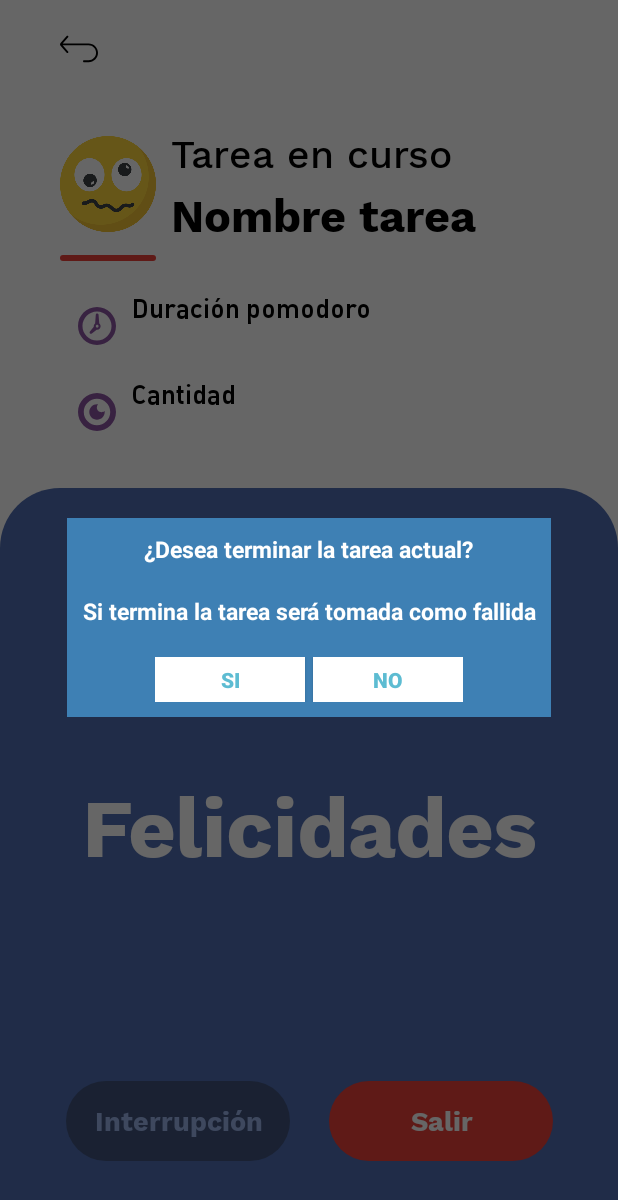
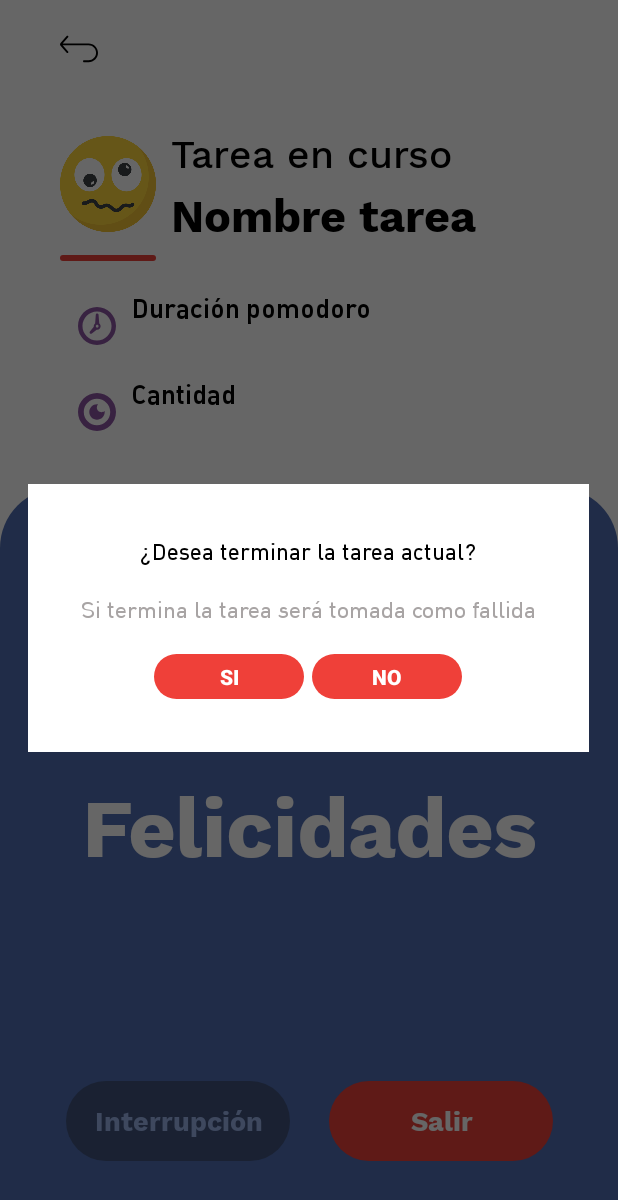
Before and after one commit to RicardoM99160/Balance, an Android app: the OngoingTask screen opened directly, with no data from a screen before it, after a tap on "Salir", on a phone screen of 412 x 824 dp. Shown: the top 1200 px of the screen. Run offline under Robolectric (Android 15) with nearby library versions, the phone set to English and light mode, and no system bars; 14 statements that could not run were skipped.

Commit message:
Interrupciones agregadas

```diff
--- a/Balance/app/src/main/java/com/domos/balance/MainActivity.java
+++ b/Balance/app/src/main/java/com/domos/balance/MainActivity.java
@@ -189,6 +189,9 @@ public class MainActivity extends AppCompatActivity {
         Button yes_btn = (Button) confirmation.findViewById(R.id.cdBtnYes);
         Button no_btn = (Button) confirmation.findViewById(R.id.cdBtnNo);
 
+        EditText cdEdtInterrupcion = (EditText) confirmation.findViewById(R.id.cdEdtInterrupcion);
+        cdEdtInterrupcion.setVisibility(View.GONE);
+
         switch(action){
             case "iniciar":
                 txtTitle.setText(R.string.cdHomepageStartTaskTitle);
--- a/Balance/app/src/main/res/layout/custom_yes_no_dialog.xml
+++ b/Balance/app/src/main/res/layout/custom_yes_no_dialog.xml
@@ -2,11 +2,11 @@
 <LinearLayout xmlns:android="http://schemas.android.com/apk/res/android"
     xmlns:tools="http://schemas.android.com/tools"
     tools:context=".CustomYesNoDialog"
-    android:layout_width="fill_parent"
+    android:layout_width="wrap_content"
     android:layout_height="wrap_content"
-    android:background="#3E80B4"
+    android:background="@color/white"
     android:orientation="vertical"
-    android:layout_margin="10dp"
+    android:padding="25dp"
     >
 
     <TextView
@@ -16,9 +16,9 @@
         android:layout_gravity="center"
         android:layout_margin="10dp"
         android:text="@string/cdHomepageStartTaskTitle"
-        android:textColor="@android:color/white"
+        android:textColor="@android:color/black"
         android:textSize="15dp"
-        android:textStyle="bold" />
+        android:fontFamily="@font/fuente_1_bold"/>
 
 
     <TextView
@@ -28,16 +28,26 @@
         android:layout_gravity="center"
         android:layout_margin="10dp"
         android:text="@string/cdHomepageStartTaskTitle"
-        android:textColor="@android:color/white"
+        android:textColor="@color/txt_gray"
         android:textSize="15dp"
-        android:textStyle="bold"
+        android:fontFamily="@font/fuente_1"
         android:gravity="center"/>
+
+    <EditText
+        android:id="@+id/cdEdtInterrupcion"
+        android:layout_width="wrap_content"
+        android:layout_height="wrap_content"
+        android:ems="10"
+        android:gravity="start|top"
+        android:inputType="textMultiLine"
+        android:hint="Digita tu interrupción"
+        android:textColorHint="@color/txt_gray"
+        android:textColor="@color/black"/>
 
     <LinearLayout
         android:layout_width="wrap_content"
         android:layout_height="wrap_content"
         android:layout_gravity="center"
-        android:background="#3E80B4"
         android:orientation="horizontal"
         android:layout_marginVertical="10dp">
 
@@ -45,10 +55,11 @@
             android:id="@+id/cdBtnYes"
             android:layout_width="100dp"
             android:layout_height="30dp"
-            android:background="@android:color/white"
+            android:background="@drawable/custom_button"
+            android:backgroundTint="@color/button_red"
             android:clickable="true"
             android:text="@string/cdHomepageConfirmar"
-            android:textColor="#5DBCD2"
+            android:textColor="@color/white"
             android:textStyle="bold"
             android:textAllCaps="true"/>
 
@@ -57,10 +68,11 @@
             android:layout_width="100dp"
             android:layout_height="30dp"
             android:layout_marginLeft="5dp"
-            android:background="@android:color/white"
+            android:background="@drawable/custom_button"
+            android:backgroundTint="@color/button_red"
             android:clickable="true"
             android:text="@string/cdHomepageCancelar"
-            android:textColor="#5DBCD2"
+            android:textColor="@color/white"
             android:textStyle="bold"
             android:textAllCaps="true"/>
     </LinearLayout>
--- a/Balance/app/src/main/res/values/strings.xml
+++ b/Balance/app/src/main/res/values/strings.xml
@@ -88,6 +88,9 @@
     <string name="cdOngoingTaskFinishSubtitle">Si termina la tarea será tomada como fallida</string>
     <string name="cdOngoingTaskConfirmar">Si</string>
     <string name="cdOngoingTaskCancelar">No</string>
+    <string name="cdOngoingTaskInterruptionTitle">¿Qué sucede?</string>
+    <string name="cdOngoingTaskInterruptionHint">Digita tu interrupción</string>
+    <string name="cdOngoingTaskInterruptionRegistrar">Registrar</string>
 
 
 
```
Also changed, not shown: Balance/app/src/main/java/com/domos/balance/OngoingTask.java (+69 -2 lines), Balance/app/src/main/java/com/domos/balance/data/Task.java (+6 -4 lines).
